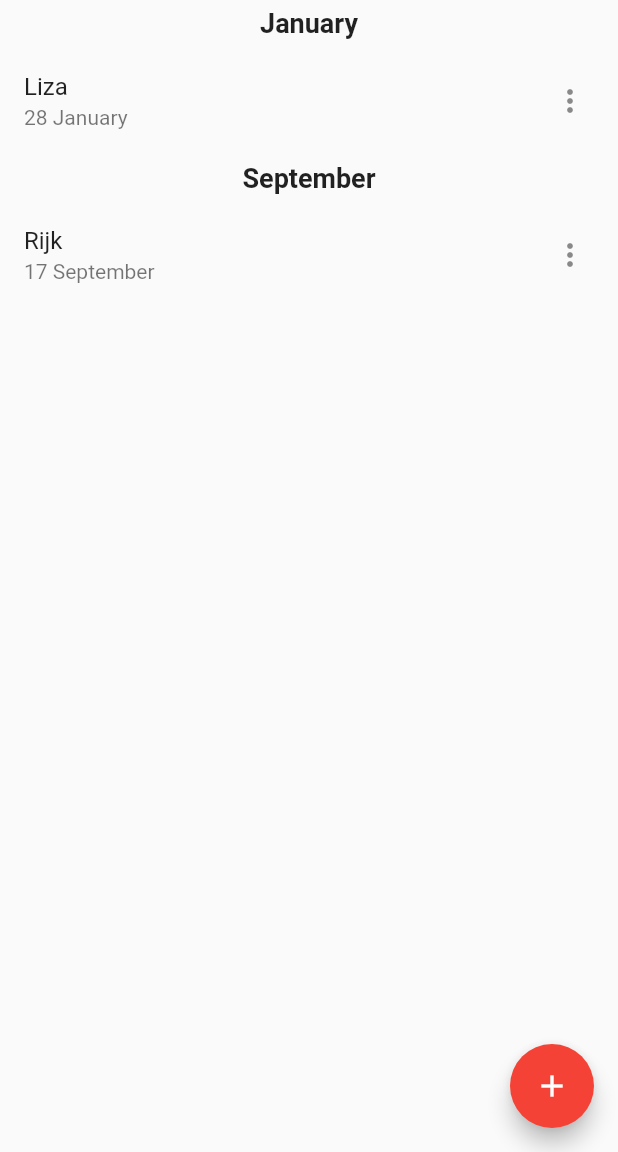
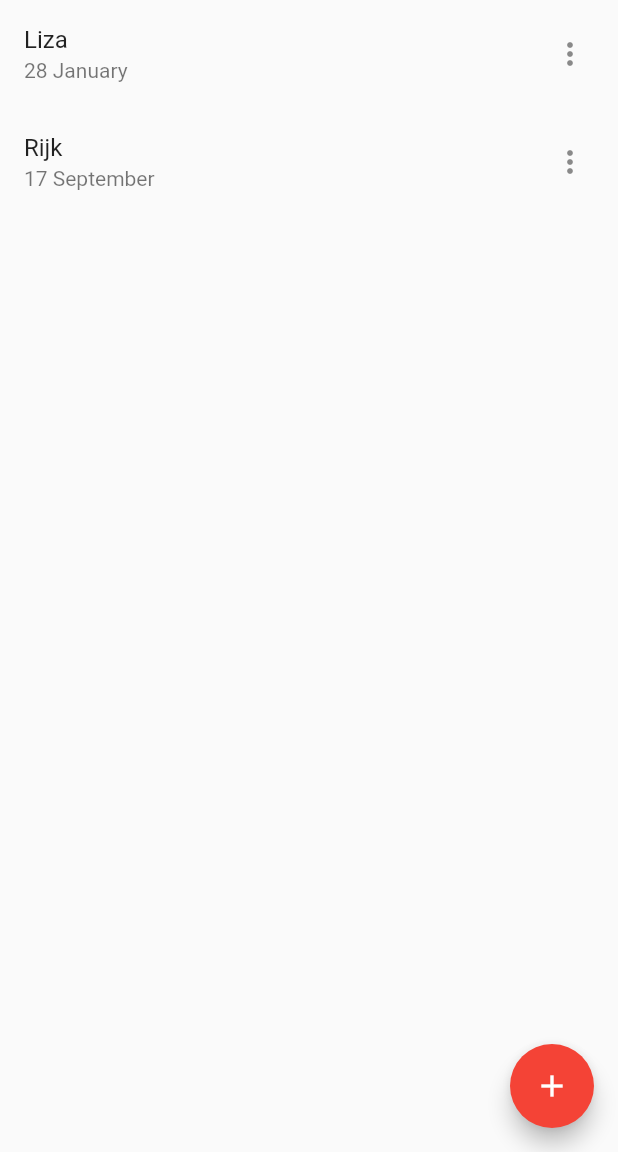
Before and after one commit to rijkdw/birthdays, a Flutter app: the screen it shows after launch, on a phone screen of 412 x 824 dp, the part 84-1236 px from its top. Run offline on Flutter 3.47's test engine with Material 2 defaults, Android fonts, the phone set to English and light mode, and no system bars; our stand-ins replace font_awesome_flutter.

Commit message:
Transforming the list

```diff
--- a/lib/components/appDrawer.dart
+++ b/lib/components/appDrawer.dart
@@ -1,11 +1,14 @@
 import 'package:flutter/material.dart';
+import 'package:font_awesome_flutter/font_awesome_flutter.dart';
 
 class AppDrawer extends StatelessWidget {
   @override
   Widget build(BuildContext context) {
     return Drawer(
+      child: SingleChildScrollView(
         child: Column(
           children: [
+            // the header with some text and an icon
             DrawerHeader(
               decoration: BoxDecoration(
                 color: Theme.of(context).primaryColor,
@@ -17,9 +20,13 @@ class AppDrawer extends StatelessWidget {
                   children: [
                     Row(
                       children: [
-                      Icon(
-
-                      )
+                        FaIcon(
+                          FontAwesomeIcons.birthdayCake,
+                          color: Colors.white,
+                        ),
+                        SizedBox(
+                          width: 10,
+                        ),
                         Text(
                           "Birthdays",
                           style: TextStyle(
@@ -43,7 +50,13 @@ class AppDrawer extends StatelessWidget {
                 ),
               ),
             ),
+            ...List.generate(100, (index) {
+              return ListTile(
+                title: Text("elo"),
+              );
+            }),
           ],
+        ),
       ),
     );
   }
--- a/lib/components/birthdayList.dart
+++ b/lib/components/birthdayList.dart
@@ -4,24 +4,17 @@ import 'package:provider/provider.dart';
 import 'package:birthdays/components/birthdayTile.dart';
 import 'package:birthdays/objects/birthday.dart';
 import 'package:birthdays/objects/birthdayStore.dart';
-import 'package:birthdays/components/monthHeading.dart';
 
 class BirthdayList extends StatelessWidget {
   @override
   Widget build(BuildContext context) {
     return Consumer<BirthdayStore>(
       builder: (context, birthdayStore, child) {
-        // get the birthdays and sort them
-        List<dynamic> birthdaysByMonth = birthdayStore.birthdaysByMonth;
         // then show them in a list
-        List<Widget> widgets = List.generate(birthdaysByMonth.length, (index) {
-          var item = birthdaysByMonth[index];
-          if (item is Birthday) return BirthdayTile(item);
-          if (item is String) return MonthHeading(item);
-          return Container();
-        });
         return ListView(
-          children: widgets,
+          children: birthdayStore.birthdays
+              .map((birthday) => BirthdayTile(birthday))
+              .toList(),
         );
       },
     );
--- a/lib/components/monthHeading.dart
+++ /dev/null
@@ -1,24 +0,0 @@
-import 'package:flutter/material.dart';
-
-class MonthHeading extends StatelessWidget {
-  final String monthName;
-
-  MonthHeading(this.monthName);
-
-  @override
-  Widget build(BuildContext context) {
-    return Container(
-      padding: const EdgeInsets.all(5),
-      width: double.infinity,
-      child: Center(
-        child: Text(
-          this.monthName,
-          style: TextStyle(
-            fontWeight: FontWeight.bold,
-            fontSize: 18,
-          ),
-        ),
-      ),
-    );
-  }
-}
--- a/lib/objects/birthdayStore.dart
+++ b/lib/objects/birthdayStore.dart
@@ -29,20 +29,6 @@ class BirthdayStore extends ChangeNotifier {
     birthdays.sort((a, b) => a.birthDate.compareTo(b.birthDate));
     return birthdays;
   }
-
-  List<dynamic> get birthdaysByMonth {
-    List<Birthday> birthdays = this.birthdays;
-    List<dynamic> birthdaysByMonth = [
-      DateFormat("MMMM").format(birthdays.first.birthDate),
-      birthdays.first,
-    ];
-    for (Birthday birthday in birthdays.getRange(1, birthdays.length)) {
-      if (birthday.birthDate.month != birthdaysByMonth.last.birthDate.month)
-        birthdaysByMonth.add(DateFormat("MMMM").format(birthday.birthDate));
-      birthdaysByMonth.add(birthday);
-    }
-    return birthdaysByMonth;
-  }
 }
 
 class FakeBirthdayStore extends BirthdayStore {
```
Lines whose indentation alone changed are shown as unchanged.
